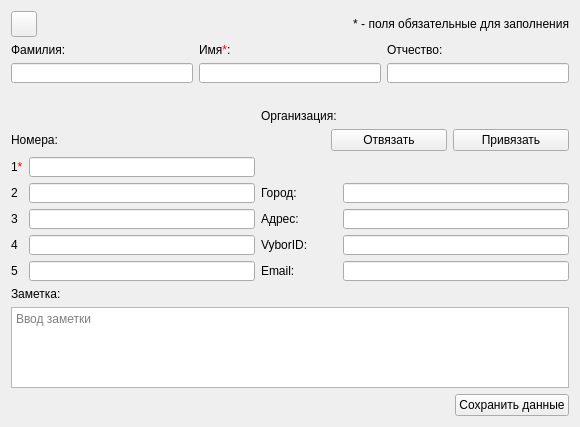
First picture: the form in src/EditContactDialog.ui, repository okostynchuk/Outcall, before the edit.
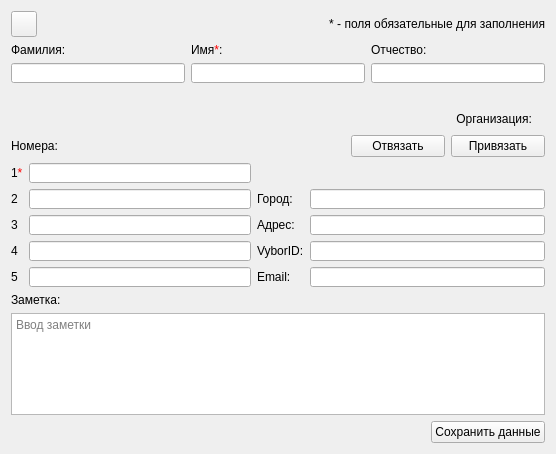
Second picture: the form after the edit. Icons and pictures are not drawn.

Commit message: fixed org label layout in add/edit contact + some minor GUI fixes

```diff
--- a/src/EditContactDialog.ui
+++ b/src/EditContactDialog.ui
@@ -6,8 +6,8 @@
    <rect>
     <x>0</x>
     <y>0</y>
-    <width>580</width>
-    <height>427</height>
+    <width>556</width>
+    <height>454</height>
    </rect>
   </property>
   <property name="windowTitle">
@@ -182,29 +182,53 @@
     </layout>
    </item>
    <item row="1" column="0">
-    <layout class="QGridLayout" name="gridLayout">
-     <item row="0" column="2">
+    <layout class="QGridLayout" name="gridLayout_6">
+     <item row="0" column="0">
+      <layout class="QGridLayout" name="gridLayout_4">
+       <item row="0" column="1">
       <widget class="QLabel" name="label_7">
        <property name="text">
         <string>Организация:</string>
        </property>
-      </widget>
-     </item>
-     <item row="0" column="3">
+         <property name="alignment">
+          <set>Qt::AlignRight|Qt::AlignTrailing|Qt::AlignVCenter</set>
+         </property>
+        </widget>
+       </item>
+       <item row="0" column="2">
       <widget class="QLabel" name="label_org">
        <property name="text">
         <string/>
        </property>
       </widget>
      </item>
-     <item row="1" column="0" colspan="2">
+       <item row="0" column="0">
+        <spacer name="horizontalSpacer_2">
+         <property name="orientation">
+          <enum>Qt::Horizontal</enum>
+         </property>
+         <property name="sizeHint" stdset="0">
+          <size>
+           <width>40</width>
+           <height>20</height>
+          </size>
+         </property>
+        </spacer>
+       </item>
+      </layout>
+     </item>
+     <item row="1" column="0">
+      <layout class="QVBoxLayout" name="verticalLayout">
+       <item>
+        <layout class="QGridLayout" name="gridLayout_3">
+         <item row="0" column="0">
       <widget class="QLabel" name="label_5">
        <property name="text">
         <string>Номера:</string>
        </property>
       </widget>
      </item>
-     <item row="1" column="2" colspan="2">
+         <item row="0" column="1">
       <layout class="QHBoxLayout" name="horizontalLayout">
        <item>
         <spacer name="horizontalSpacer">
@@ -293,18 +317,24 @@
        </item>
       </layout>
      </item>
-     <item row="2" column="0">
+        </layout>
+       </item>
+       <item>
+        <layout class="QHBoxLayout" name="horizontalLayout_2">
+         <item>
+          <layout class="QGridLayout" name="gridLayout">
+           <item row="0" column="0">
       <widget class="QLabel" name="label_6">
        <property name="text">
         <string>1&lt;span style = &quot;color: red;&quot;&gt;*&lt;/span&gt;</string>
        </property>
       </widget>
      </item>
-     <item row="2" column="1">
+           <item row="0" column="1">
       <widget class="QLineEdit" name="firstNumber">
        <property name="minimumSize">
         <size>
-         <width>0</width>
+               <width>220</width>
          <height>20</height>
         </size>
        </property>
@@ -313,18 +343,18 @@
        </property>
       </widget>
      </item>
-     <item row="3" column="0">
+           <item row="1" column="0">
       <widget class="QLabel" name="label_28">
        <property name="text">
         <string>2</string>
        </property>
       </widget>
      </item>
-     <item row="3" column="1">
+           <item row="1" column="1">
       <widget class="QLineEdit" name="secondNumber">
        <property name="minimumSize">
         <size>
-         <width>0</width>
+               <width>220</width>
          <height>20</height>
         </size>
        </property>
@@ -333,7 +363,71 @@
        </property>
       </widget>
      </item>
-     <item row="3" column="2">
+           <item row="2" column="0">
+            <widget class="QLabel" name="label_27">
+             <property name="text">
+              <string>3</string>
+             </property>
+            </widget>
+           </item>
+           <item row="2" column="1">
+            <widget class="QLineEdit" name="thirdNumber">
+             <property name="minimumSize">
+              <size>
+               <width>220</width>
+               <height>20</height>
+              </size>
+             </property>
+             <property name="focusPolicy">
+              <enum>Qt::StrongFocus</enum>
+             </property>
+            </widget>
+           </item>
+           <item row="3" column="0">
+            <widget class="QLabel" name="label_18">
+             <property name="text">
+              <string>4</string>
+             </property>
+            </widget>
+           </item>
+           <item row="3" column="1">
+            <widget class="QLineEdit" name="fourthNumber">
+             <property name="minimumSize">
+              <size>
+               <width>220</width>
+               <height>20</height>
+              </size>
+             </property>
+             <property name="focusPolicy">
+              <enum>Qt::StrongFocus</enum>
+             </property>
+            </widget>
+           </item>
+           <item row="4" column="0">
+            <widget class="QLabel" name="label_33">
+             <property name="text">
+              <string>5</string>
+             </property>
+            </widget>
+           </item>
+           <item row="4" column="1">
+            <widget class="QLineEdit" name="fifthNumber">
+             <property name="minimumSize">
+              <size>
+               <width>220</width>
+               <height>20</height>
+              </size>
+             </property>
+             <property name="focusPolicy">
+              <enum>Qt::StrongFocus</enum>
+             </property>
+            </widget>
+           </item>
+          </layout>
+         </item>
+         <item>
+          <layout class="QGridLayout" name="gridLayout_2">
+           <item row="1" column="0">
       <widget class="QLabel" name="label_29">
        <property name="layoutDirection">
         <enum>Qt::LeftToRight</enum>
@@ -346,11 +440,11 @@
        </property>
       </widget>
      </item>
-     <item row="3" column="3">
+           <item row="1" column="1">
       <widget class="QLineEdit" name="city">
        <property name="minimumSize">
         <size>
-         <width>0</width>
+               <width>235</width>
          <height>20</height>
         </size>
        </property>
@@ -359,27 +453,7 @@
        </property>
       </widget>
      </item>
-     <item row="4" column="0">
-      <widget class="QLabel" name="label_27">
-       <property name="text">
-        <string>3</string>
-       </property>
-      </widget>
-     </item>
-     <item row="4" column="1">
-      <widget class="QLineEdit" name="thirdNumber">
-       <property name="minimumSize">
-        <size>
-         <width>0</width>
-         <height>20</height>
-        </size>
-       </property>
-       <property name="focusPolicy">
-        <enum>Qt::StrongFocus</enum>
-       </property>
-      </widget>
-     </item>
-     <item row="4" column="2">
+           <item row="2" column="0">
       <widget class="QLabel" name="label_10">
        <property name="text">
         <string>Адрес:</string>
@@ -389,11 +463,11 @@
        </property>
       </widget>
      </item>
-     <item row="4" column="3">
+           <item row="2" column="1">
       <widget class="QLineEdit" name="address">
        <property name="minimumSize">
         <size>
-         <width>0</width>
+               <width>235</width>
          <height>20</height>
         </size>
        </property>
@@ -402,27 +476,7 @@
        </property>
       </widget>
      </item>
-     <item row="5" column="0">
-      <widget class="QLabel" name="label_18">
-       <property name="text">
-        <string>4</string>
-       </property>
-      </widget>
-     </item>
-     <item row="5" column="1">
-      <widget class="QLineEdit" name="fourthNumber">
-       <property name="minimumSize">
-        <size>
-         <width>0</width>
-         <height>20</height>
-        </size>
-       </property>
-       <property name="focusPolicy">
-        <enum>Qt::StrongFocus</enum>
-       </property>
-      </widget>
-     </item>
-     <item row="5" column="2">
+           <item row="3" column="0">
       <widget class="QLabel" name="label_32">
        <property name="text">
         <string>VyborID:</string>
@@ -432,11 +486,11 @@
        </property>
       </widget>
      </item>
-     <item row="5" column="3">
+           <item row="3" column="1">
       <widget class="QLineEdit" name="vyborId">
        <property name="minimumSize">
         <size>
-         <width>0</width>
+               <width>235</width>
          <height>20</height>
         </size>
        </property>
@@ -445,27 +499,7 @@
        </property>
       </widget>
      </item>
-     <item row="6" column="0">
-      <widget class="QLabel" name="label_33">
-       <property name="text">
-        <string>5</string>
-       </property>
-      </widget>
-     </item>
-     <item row="6" column="1">
-      <widget class="QLineEdit" name="fifthNumber">
-       <property name="minimumSize">
-        <size>
-         <width>0</width>
-         <height>20</height>
-        </size>
-       </property>
-       <property name="focusPolicy">
-        <enum>Qt::StrongFocus</enum>
-       </property>
-      </widget>
-     </item>
-     <item row="6" column="2">
+           <item row="4" column="0">
       <widget class="QLabel" name="label_12">
        <property name="text">
         <string>Email:</string>
@@ -475,11 +509,11 @@
        </property>
       </widget>
      </item>
-     <item row="6" column="3">
+           <item row="4" column="1">
       <widget class="QLineEdit" name="email">
        <property name="minimumSize">
         <size>
-         <width>0</width>
+               <width>235</width>
          <height>20</height>
         </size>
        </property>
@@ -488,12 +522,24 @@
        </property>
       </widget>
      </item>
-     <item row="2" column="2" colspan="2">
+           <item row="0" column="0" colspan="2">
       <widget class="QLabel" name="label_14">
+             <property name="minimumSize">
+              <size>
+               <width>0</width>
+               <height>20</height>
+              </size>
+             </property>
        <property name="text">
         <string/>
        </property>
       </widget>
+           </item>
+          </layout>
+         </item>
+        </layout>
+       </item>
+      </layout>
      </item>
     </layout>
    </item>
```
Left out of the diff: 2 changed lines with no effect on the pictures. Lines whose indentation alone changed are shown as unchanged. The commit also changes 4 other files.
